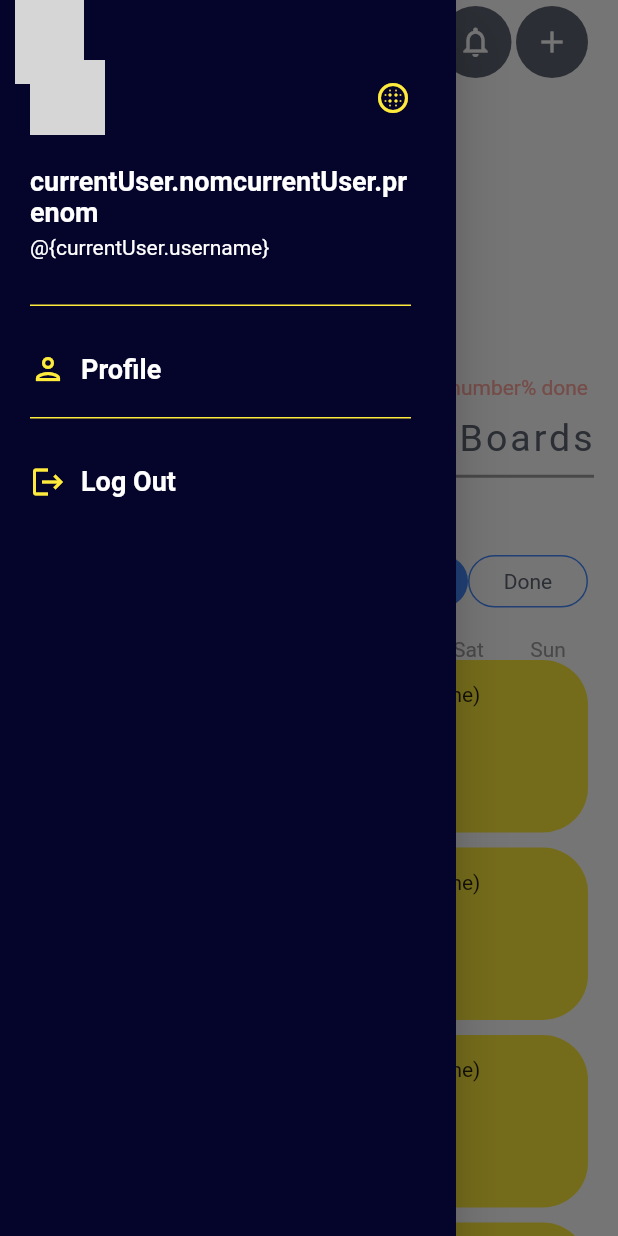
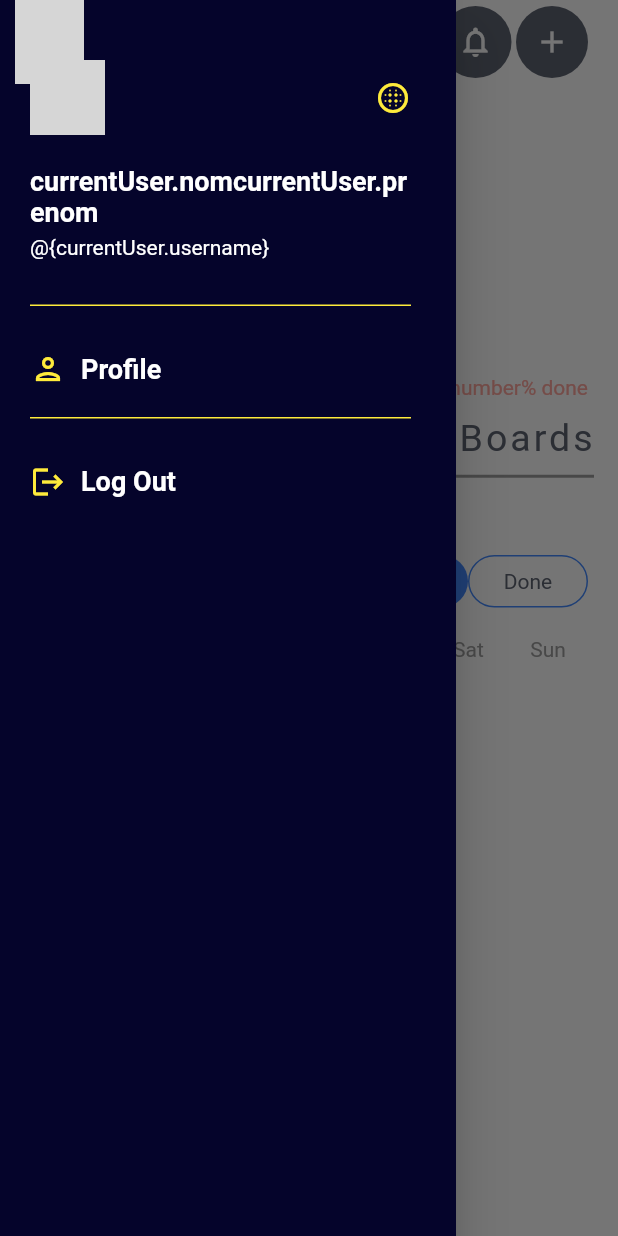
Before and after one commit to PrinceLeBon/taskHub, a Flutter app: the MyHomePage screen opened directly, with the side drawer open, on a phone screen of 412 x 824 dp. Run offline on Flutter 3.47's test engine with Material 2 defaults, Android fonts, the phone set to English and light mode, and no system bars; our stand-ins replace appwrite, bloc, flutter_bloc, hive, hive_flutter, image_picker and 1 more; accounts and stored records are empty; network calls fail; grey boxes are pictures that could not be loaded.

Commit message:
updating homepage view with blocbuilder

```diff
--- a/lib/business_logic/cubit/board/board_cubit.dart
+++ b/lib/business_logic/cubit/board/board_cubit.dart
@@ -51,8 +51,9 @@ class BoardCubit extends Cubit<BoardState> {
   Future getBoard(Client client, String userId) async {
     emit(LoadingBoard());
     try {
-      await boardRepository.getBoard(client, userId);
-      emit(BoardLoaded());
+      final List<BoardModel> boardModelList =
+          await boardRepository.getBoard(client, userId);
+      emit(BoardLoaded(boardModelList: boardModelList));
     } on AppwriteException catch (e) {
       Logger().e("CUBBIT || Error while reading board in the database: $e");
       emit(LoadingBoardFailed(
--- a/lib/business_logic/cubit/board/board_state.dart
+++ b/lib/business_logic/cubit/board/board_state.dart
@@ -39,7 +39,10 @@ class DeletingBoardFailed extends BoardState {
 
 class LoadingBoard extends BoardState {}
 
-class BoardLoaded extends BoardState {}
+class BoardLoaded extends BoardState {
+  final List<BoardModel> boardModelList;
+  const BoardLoaded({required this.boardModelList});
+}
 
 class LoadingBoardFailed extends BoardState {
   final String error;
--- a/lib/business_logic/cubit/task/task_cubit.dart
+++ b/lib/business_logic/cubit/task/task_cubit.dart
@@ -50,8 +50,9 @@ class TaskCubit extends Cubit<TaskState> {
   Future getTask(Client client, int day, String userId) async {
     emit(LoadingTask());
     try {
-      await taskRepository.getTaskOfTheDay(client, day, userId);
-      emit(TaskLoaded());
+      final List<TaskModel> taskModelList =
+          await taskRepository.getTaskOfTheDay(client, day, userId);
+      emit(TaskLoaded(taskModelList: taskModelList));
     } on AppwriteException catch (e) {
       Logger().e("CUBBIT || Error while reading Task in the database: $e");
       emit(LoadingTaskFailed(
--- a/lib/business_logic/cubit/task/task_state.dart
+++ b/lib/business_logic/cubit/task/task_state.dart
@@ -39,7 +39,11 @@ class DeletingTaskFailed extends TaskState {
 
 class LoadingTask extends TaskState {}
 
-class TaskLoaded extends TaskState {}
+class TaskLoaded extends TaskState {
+  final List<TaskModel> taskModelList;
+
+  const TaskLoaded({required this.taskModelList});
+}
 
 class LoadingTaskFailed extends TaskState {
   final String error;
--- a/lib/presentation/screens/homepage.dart
+++ b/lib/presentation/screens/homepage.dart
@@ -1,4 +1,6 @@
 import 'package:flutter/material.dart';
+import 'package:task_manager/business_logic/cubit/board/board_cubit.dart';
+import 'package:task_manager/business_logic/cubit/task/task_cubit.dart';
 import 'package:task_manager/presentation/widgets/board.dart';
 import 'package:task_manager/presentation/widgets/custom_drawer.dart';
 import 'package:task_manager/presentation/widgets/homePage/great.dart';
@@ -6,7 +8,7 @@ import 'package:task_manager/presentation/widgets/homePage/todayDate.dart';
 import 'package:task_manager/presentation/widgets/profile_picture.dart';
 import 'package:task_manager/presentation/widgets/task.dart';
 import 'package:task_manager/utils/constants.dart';
-import '../../data/models/board.dart';
+import 'package:flutter_bloc/flutter_bloc.dart';
 import '../../data/models/task.dart';
 
 class MyHomePage extends StatefulWidget {
@@ -22,8 +24,6 @@ class _MyHomePageState extends State<MyHomePage> {
   int numberOfTasksToday = 0;
   int numberOfBoards = 0;
   final _scaffoldKey = GlobalKey<ScaffoldState>();
-  List<BoardModel> boardModelList = [];
-  List<TaskModel> taskModelList = [];
 
   @override
   Widget build(BuildContext context) {
@@ -447,41 +447,82 @@ class _MyHomePageState extends State<MyHomePage> {
                   : Container(),
             ),
             (tasksOrBoards == 1)
-                ? SliverAnimatedList(
+                ? BlocBuilder<TaskCubit, TaskState>(builder: (context, state) {
+                    if (state is TaskLoaded) {
+                      if (state.taskModelList.isNotEmpty) {
+                        return SliverAnimatedList(
                           itemBuilder: (_, index, __) {
                             return Padding(
                               padding: const EdgeInsets.only(
                                   left: 20, right: 20, bottom: 10),
                               child: TaskWidget(
-                            id: "0",
-                            id_board: "listTasks[index].id_board",
-                            id_user: "listTasks[index].id_user",
-                            titre: "listTasks[index].titre",
-                            description: "listTasks[index].description",
-                            etat: "listTasks[index].etat",
-                            date_de_creation: DateTime.now(),
-                            date_pour_la_tache: DateTime.now(),
-                            heure_pour_la_tache: "15h50"),
+                                  id: state.taskModelList[index].id,
+                                  id_board: state.taskModelList[index].boardId,
+                                  id_user: state.taskModelList[index].userId,
+                                  titre: state.taskModelList[index].userId,
+                                  description:
+                                      state.taskModelList[index].description,
+                                  etat: state.taskModelList[index].state
+                                      .toString(),
+                                  date_de_creation:
+                                      state.taskModelList[index].creationDate,
+                                  date_pour_la_tache:
+                                      state.taskModelList[index].dateForTheTask,
+                                  heure_pour_la_tache: state
+                                      .taskModelList[index].hourForTheTask),
                             );
                           },
-                    initialItemCount: 10,
-                  )
-                : SliverAnimatedList(
+                          initialItemCount: state.taskModelList.length,
+                        );
+                      } else {
+                        return const SliverToBoxAdapter(
+                            child:
+                                Center(child: Text("No tasks for this day")));
+                      }
+                    } else if (state is LoadingBoard) {
+                      return const SliverToBoxAdapter(
+                          child: Center(
+                              child: CircularProgressIndicator(
+                                  color: kPrimaryColor)));
+                    } else {
+                      return const SliverToBoxAdapter(
+                          child: Center(child: Text("Please try later")));
+                    }
+                  })
+                : BlocBuilder<BoardCubit, BoardState>(
+                    builder: (context, state) {
+                    if (state is BoardLoaded) {
+                      if (state.boardModelList.isNotEmpty) {
+                        return SliverAnimatedList(
                           itemBuilder: (_, index, __) {
-                      return const Padding(
-                        padding:
-                            EdgeInsets.only(left: 20, right: 20, bottom: 10),
+                            return Padding(
+                              padding: const EdgeInsets.only(
+                                  left: 20, right: 20, bottom: 10),
                               child: BoardsWidget(
-                          boardName: "listBoards[index].titre",
-                          listUsers: ["listBoards[index].listOfAssignee"],
+                                boardName: state.boardModelList[index].title,
+                                listUsers: const [],
                                 numberOfTask: 14,
                                 color: "0xFFB8F2E6",
-                          boardId: "listBoards[index].id",
+                                boardId: state.boardModelList[index].id,
                               ),
                             );
                           },
-                    initialItemCount: 5,
-                  )
+                          initialItemCount: state.boardModelList.length,
+                        );
+                      } else {
+                        return const SliverToBoxAdapter(
+                            child: Center(child: Text("No Boards")));
+                      }
+                    } else if (state is LoadingBoard) {
+                      return const SliverToBoxAdapter(
+                          child: Center(
+                              child: CircularProgressIndicator(
+                                  color: kPrimaryColor)));
+                    } else {
+                      return const SliverToBoxAdapter(
+                          child: Center(child: Text("Please try later")));
+                    }
+                  })
           ],
         ),
       ),
```
Lines whose indentation alone changed are shown as unchanged.
